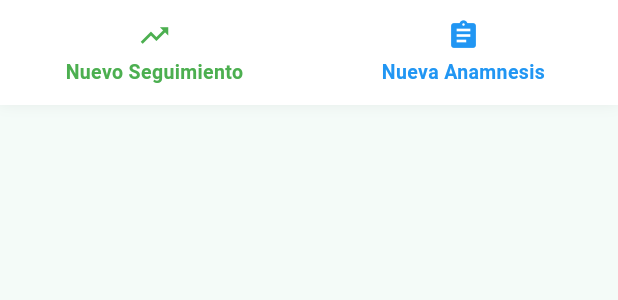
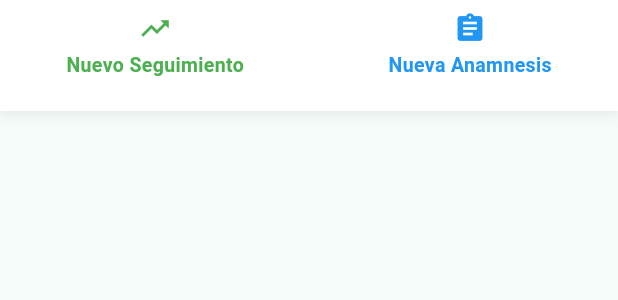
Before and after one commit to a-fernandez21/screens_fisiomap, a Flutter app: the BottomActionBar widget shown alone on an empty page, opened directly with empty values, on a phone screen of 412 x 824 dp. Shown: the top 300 px of the screen. Run offline on Flutter 3.47's test engine with Material 3 defaults, Android fonts, the phone set to English and light mode, and no system bars; missing offline and left inert: pumpun_core.

Commit message:
chore(bottom_action_bar): adjusted paddings

```diff
--- a/lib/modules/patient_detail/page/patient_detail_page.dart
+++ b/lib/modules/patient_detail/page/patient_detail_page.dart
@@ -1,5 +1,6 @@
 import 'package:flutter/material.dart';
 import 'package:pumpun_core/view/base_widget.dart';
+import 'package:screens_fisiomap/modules/patient_detail/widgets/bottom_action_bar.dart';
 import '../vm/patient_detail_page_vm.dart';
 import '../widgets/patient_detail_widgets.dart';
 import '../../../models/patient.dart';
--- a/lib/modules/patient_detail/widgets/bottom_action_bar.dart
+++ b/lib/modules/patient_detail/widgets/bottom_action_bar.dart
@@ -15,12 +15,12 @@ class BottomActionBar extends StatelessWidget {
   @override
   Widget build(BuildContext context) {
     return Container(
-      height: 70,
+      height: 74,
       decoration: BoxDecoration(
         color: Colors.white,
         boxShadow: [
           BoxShadow(
-            color: Colors.grey.withOpacity(0.2),
+            color: const Color.fromARGB(255, 139, 139, 139).withOpacity(0.3),
             spreadRadius: 1,
             blurRadius: 8,
             offset: const Offset(0, -2),
@@ -29,22 +29,22 @@ class BottomActionBar extends StatelessWidget {
       ),
       child: Row(
         mainAxisAlignment: MainAxisAlignment.spaceEvenly,
+        crossAxisAlignment: CrossAxisAlignment.start,
         children: [
-          Expanded(
-            child: BottomActionButton(
+          BottomActionButton(
             icon: Icons.trending_up,
             text: 'Nuevo Seguimiento',
             color: Colors.green,
             onPressed: onNewFollowUp,
           ),
-          ),
-          Expanded(
-            child: BottomActionButton(
+
+          SizedBox(width: 8),
+
+          BottomActionButton(
             icon: Icons.assignment,
             text: 'Nueva Anamnesis',
             color: Colors.blue,
             onPressed: onNewAnamnesis,
-            ),
           ),
         ],
       ),
--- a/lib/modules/patient_detail/widgets/patient_detail_widgets.dart
+++ b/lib/modules/patient_detail/widgets/patient_detail_widgets.dart
@@ -7,6 +7,5 @@ export 'medical_record_card.dart';
 export 'medical_record_header.dart';
 export 'medical_record_footer.dart';
 export 'empty_medical_records.dart';
-export 'bottom_action_bar.dart';
 export 'bottom_action_button.dart';
 export 'section_title.dart';
```
Lines whose indentation alone changed are shown as unchanged.
